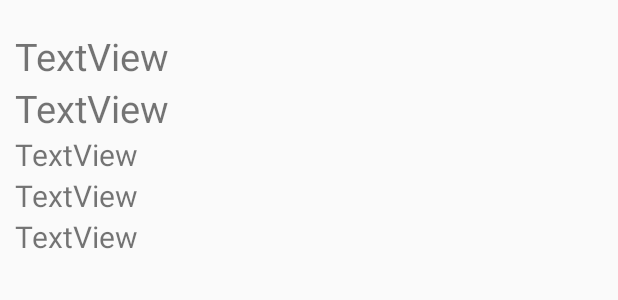
After one commit to alexrupom/Share-and-Ride, an Android app: the layout twolines.xml on its own in the app's theme, with its tools: preview values and no code run, on a phone screen of 412 x 824 dp. The commit adds this screen. Shown: the top 300 px of the screen. Run offline under Robolectric (Android 15) with nearby library versions, the phone set to English and light mode, and no system bars.

Commit message:
minor update

```diff
--- a/Application/Share&Ride/app/src/main/res/layout/activity_find_ride.xml
+++ b/Application/Share&Ride/app/src/main/res/layout/activity_find_ride.xml
@@ -18,6 +18,8 @@
         android:layout_height="wrap_content"
         android:layout_weight="1"
 
+
         />
 
+
 </LinearLayout>
--- /dev/null
+++ b/Application/Share&Ride/app/src/main/res/layout/twolines.xml
@@ -0,0 +1,52 @@
+<?xml version="1.0" encoding="utf-8"?>
+<LinearLayout xmlns:android="http://schemas.android.com/apk/res/android"
+    android:layout_width="match_parent"
+    android:layout_height="match_parent"
+    android:orientation="vertical"
+    android:layout_marginTop="10dp"
+    android:layout_marginLeft="10dp"
+    android:layout_marginRight="10dp">
+
+    <TextView
+        android:id="@+id/line_a"
+        android:layout_width="match_parent"
+        android:layout_height="wrap_content"
+        android:text="TextView"
+        android:layout_marginTop="10dp"
+        android:textSize="25dp"
+         />
+
+    <TextView
+        android:id="@+id/line_b"
+        android:layout_width="match_parent"
+        android:layout_height="wrap_content"
+        android:text="TextView"
+
+        android:textSize="25dp" />
+    <TextView
+        android:id="@+id/line_c"
+        android:layout_width="match_parent"
+        android:layout_height="wrap_content"
+        android:text="TextView"
+
+        android:textSize="20dp"
+         />
+
+    <TextView
+        android:id="@+id/line_d"
+        android:layout_width="match_parent"
+        android:layout_height="wrap_content"
+        android:text="TextView"
+
+        android:textSize="20dp" />
+    <TextView
+        android:id="@+id/line_e"
+        android:layout_width="match_parent"
+        android:layout_height="wrap_content"
+        android:text="TextView"
+        android:layout_marginBottom="10dp"
+        android:textSize="20dp"
+         />
+
+
+</LinearLayout>
```
Also changed, not shown: Application/Share&Ride/app/src/main/java/shafin/shareride/FindRideActivity.java (+10 -4 lines), Application/Share&Ride/app/src/main/res/layout/da_item.xml (deleted, +0 -16 lines).
